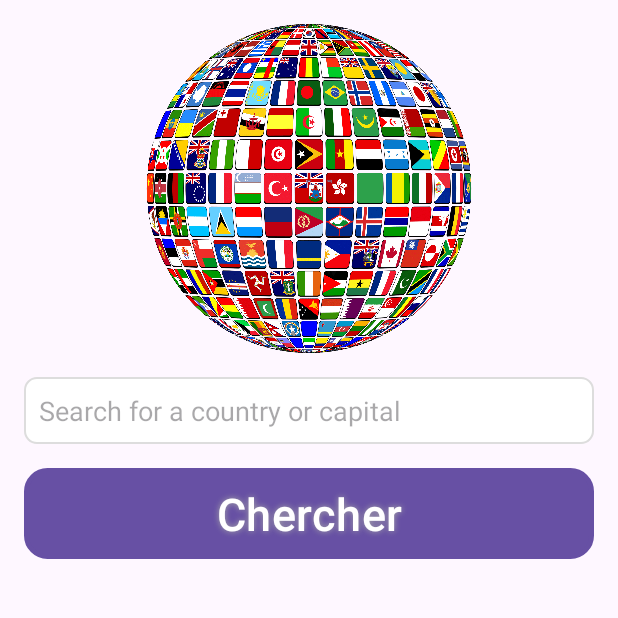
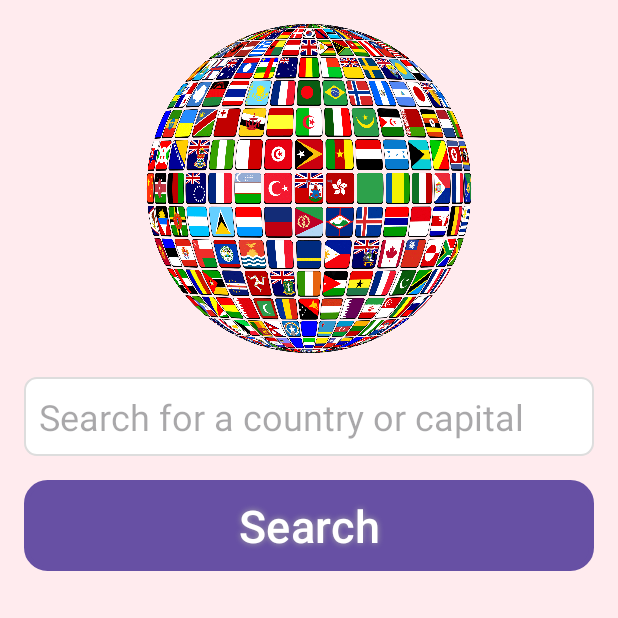
Before and after one commit to azekyoo/projetandroid, an Android app: the screen it shows after launch (MainActivity), on a phone screen of 412 x 824 dp, the top half of it. Run offline under Robolectric (Android 15) with nearby library versions, the phone set to English and light mode, and no system bars; 2 statements that could not run were skipped.

Commit message:
Fix interface

```diff
--- a/app/src/main/res/layout/activity_main.xml
+++ b/app/src/main/res/layout/activity_main.xml
@@ -3,7 +3,9 @@
     android:layout_width="match_parent"
     android:layout_height="match_parent"
     android:orientation="vertical"
-    android:padding="16dp">
+    android:padding="16dp"
+    android:background="@color/background_color">
+
 
     <ImageView
         android:id="@+id/logoImageView"
@@ -16,7 +18,8 @@
         android:id="@+id/searchEditText"
         android:layout_width="match_parent"
         android:layout_height="wrap_content"
-        android:hint="Search for a country or capital"
+        android:hint="@string/search_for_a_country_or_capital"
+        android:textSize="24sp"
         android:padding="10dp"
         android:background="@drawable/edit_text_background"
         android:layout_marginBottom="16dp"/>
@@ -26,7 +29,7 @@
         android:layout_width="match_parent"
         android:layout_height="wrap_content"
 
-        android:text="Chercher"
+        android:text="@string/search"
         android:textColor="#FFFFFF"
         android:textSize="30sp"
 
--- a/app/src/main/res/values/colors.xml
+++ b/app/src/main/res/values/colors.xml
@@ -1,5 +1,5 @@
 <?xml version="1.0" encoding="utf-8"?>
 <resources>
-    <color name="background_color">#F0F0F0</color>
+    <color name="background_color">#FFEBEE</color>
     <color name="button_color">#6200EE</color>
 </resources>
--- a/app/src/main/res/values/strings.xml
+++ b/app/src/main/res/values/strings.xml
@@ -1,3 +1,5 @@
 <resources>
     <string name="app_name">ProjetAndroid</string>
+    <string name="search_for_a_country_or_capital">Search for a country or capital</string>
+    <string name="search">Search</string>
 </resources>
```
